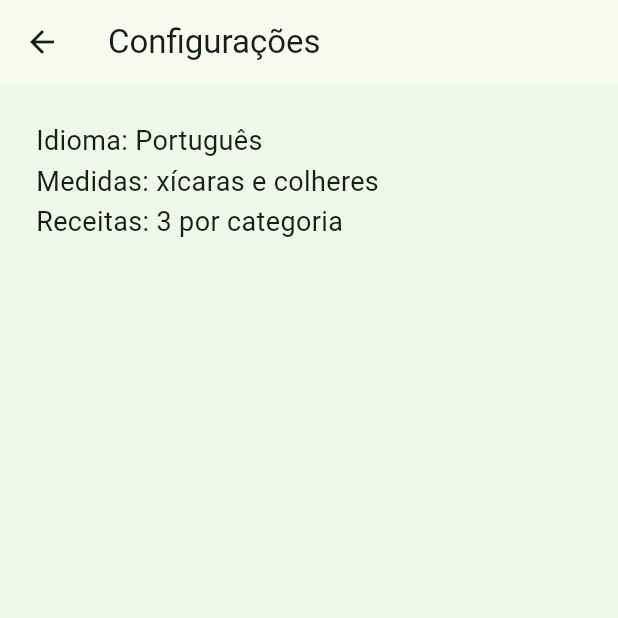
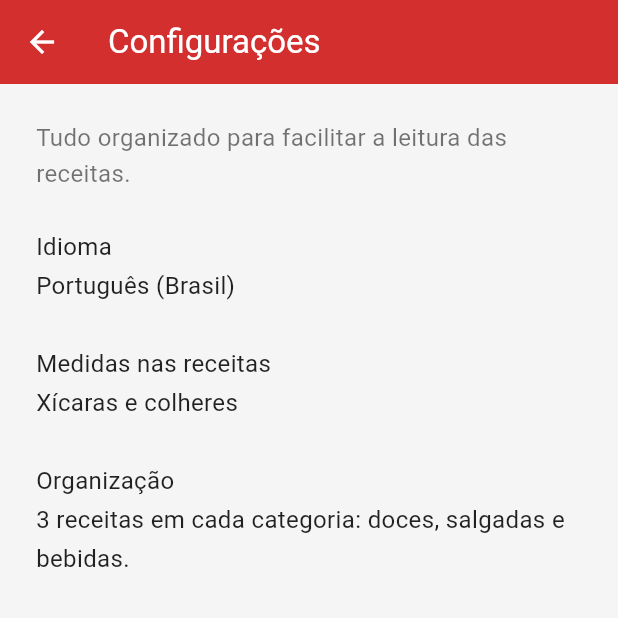
Before and after one commit to Marllonlp/navegacao-tela-flutter, a Flutter app: the screen it shows after launch, in the side drawer, after a tap on "Configurações", on a phone screen of 412 x 824 dp, the top half of it. Run offline on Flutter 3.47's test engine with Material 3 defaults, Android fonts, the phone set to English and light mode, and no system bars.

Commit message:
Simplifica interface e aplica tema vermelho

```diff
--- a/lib/main.dart
+++ b/lib/main.dart
@@ -1,7 +1,9 @@
 import 'package:flutter/material.dart';
 
 import 'receitas.dart';
+import 'tela_informacoes.dart';
 import 'tela_receita.dart';
+import 'tema.dart';
 
 void main() {
   runApp(const ReceitasFavoritasApp());
@@ -15,10 +17,7 @@ class ReceitasFavoritasApp extends StatelessWidget {
     return MaterialApp(
       title: 'Receitas Favoritas',
       debugShowCheckedModeBanner: false,
-      theme: ThemeData(
-        colorScheme: ColorScheme.fromSeed(seedColor: Colors.green),
-        scaffoldBackgroundColor: const Color(0xFFF1F8E9),
-      ),
+      theme: temaDoApp,
       home: const TelaPrincipal(),
     );
   }
@@ -33,83 +32,105 @@ class TelaPrincipal extends StatefulWidget {
 
 class _TelaPrincipalState extends State<TelaPrincipal> {
   int _abaSelecionada = 0;
-  final _icones = [Icons.cake, Icons.restaurant, Icons.local_cafe];
+  final _icones = [
+    Icons.icecream_outlined,
+    Icons.lunch_dining_outlined,
+    Icons.emoji_food_beverage_outlined,
+  ];
 
-  void _abrirInformacoes(String titulo, String texto) {
+  void _abrirInformacoes(String titulo, String descricao, String texto) {
     Navigator.pop(context); // Fecha o Drawer.
     Navigator.push(
       context,
       MaterialPageRoute(
-        builder: (context) => Scaffold(
-          appBar: AppBar(title: Text(titulo)),
-          body: Padding(
-            padding: const EdgeInsets.all(24),
-            child: Text(
-              texto,
-              style: const TextStyle(fontSize: 18, height: 1.5),
-            ),
-          ),
-        ),
+        builder: (context) =>
+            TelaInformacoes(titulo: titulo, descricao: descricao, texto: texto),
       ),
     );
   }
 
   @override
   Widget build(BuildContext context) {
+    final cores = Theme.of(context).colorScheme;
+
     return Scaffold(
       appBar: AppBar(title: const Text('Receitas Favoritas')),
       drawer: Drawer(
         child: ListView(
           padding: EdgeInsets.zero,
           children: [
-            const DrawerHeader(
-              decoration: BoxDecoration(color: Color(0xFFC8E6C9)),
+            Container(
+              color: cores.primaryContainer,
+              padding: const EdgeInsets.fromLTRB(24, 48, 24, 24),
               child: Text(
-                'Sabores do interior',
-                style: TextStyle(fontSize: 24),
+                'Receitas Favoritas',
+                style: TextStyle(
+                  fontSize: 22,
+                  fontWeight: FontWeight.bold,
+                  color: cores.primary,
+                ),
               ),
             ),
             ListTile(
-              leading: const Icon(Icons.settings),
+              leading: Icon(Icons.tune_outlined, color: cores.primary),
               title: const Text('Configurações'),
               onTap: () => _abrirInformacoes(
                 'Configurações',
-                'Idioma: Português\n'
-                    'Medidas: xícaras e colheres\n'
-                    'Receitas: 3 por categoria',
+                'Tudo organizado para facilitar a leitura das receitas.',
+                'Idioma\nPortuguês (Brasil)\n\n'
+                    'Medidas nas receitas\nXícaras e colheres\n\n'
+                    'Organização\n3 receitas em cada categoria: '
+                    'doces, salgadas e bebidas.',
               ),
             ),
             ListTile(
-              leading: const Icon(Icons.info_outline),
+              leading: Icon(Icons.info_outline_rounded, color: cores.primary),
               title: const Text('Sobre'),
               onTap: () => _abrirInformacoes(
                 'Sobre',
-                'Sabores do interior\n\n'
-                    'Um caderno de receitas inspirado na comida caseira: '
-                    'doces de panela, lanches simples e bebidas para acompanhar.\n\n'
-                    'Atividade de navegação em Flutter.',
+                'Receitas simples, com aquele gostinho de casa.',
+                'Receitas Favoritas é um pequeno caderno de comida caseira. '
+                    'Aqui você encontra doces, salgados e bebidas, com os '
+                    'ingredientes e o preparo explicados passo a passo.\n\n'
+                    'Este aplicativo foi criado como atividade de estudo '
+                    'para praticar a navegação entre telas no Flutter.',
               ),
             ),
           ],
         ),
       ),
-      body: ListView(
+      body: Center(
+        child: ConstrainedBox(
+          constraints: const BoxConstraints(maxWidth: 640),
+          child: ListView(
             key: PageStorageKey(_abaSelecionada),
-        padding: const EdgeInsets.all(16),
+            padding: const EdgeInsets.all(20),
             children: [
               for (final receita in receitas[_abaSelecionada])
                 Card(
                   child: ListTile(
-                contentPadding: const EdgeInsets.all(12),
-                leading: CircleAvatar(
-                  backgroundColor: const Color(0xFFC8E6C9),
-                  child: Icon(
+                    contentPadding: const EdgeInsets.symmetric(
+                      horizontal: 16,
+                      vertical: 12,
+                    ),
+                    leading: Icon(
                       _icones[_abaSelecionada],
-                    color: Colors.green.shade800,
+                      color: cores.primary,
+                    ),
+                    title: Text(
+                      receita.titulo,
+                      style: const TextStyle(fontWeight: FontWeight.w600),
+                    ),
+                    subtitle: Padding(
+                      padding: const EdgeInsets.only(top: 6),
+                      child: Text(
+                        receita.descricao,
+                        style: TextStyle(
+                          color: cores.onSurfaceVariant,
+                          height: 1.4,
                         ),
                       ),
-                title: Text(receita.titulo),
-                subtitle: Text(receita.descricao),
+                    ),
                     onTap: () => Navigator.push(
                       context,
                       MaterialPageRoute(
@@ -120,9 +141,10 @@ class _TelaPrincipalState extends State<TelaPrincipal> {
                 ),
             ],
           ),
+        ),
+      ),
       bottomNavigationBar: BottomNavigationBar(
         currentIndex: _abaSelecionada,
-        selectedItemColor: Colors.green.shade800,
         onTap: (indice) => setState(() => _abaSelecionada = indice),
         items: [
           for (int i = 0; i < categorias.length; i++)
--- /dev/null
+++ b/lib/tela_informacoes.dart
@@ -0,0 +1,44 @@
+import 'package:flutter/material.dart';
+
+// Sobre e Configurações usam o mesmo layout, com textos diferentes.
+class TelaInformacoes extends StatelessWidget {
+  const TelaInformacoes({
+    super.key,
+    required this.titulo,
+    required this.descricao,
+    required this.texto,
+  });
+
+  final String titulo;
+  final String descricao;
+  final String texto;
+
+  @override
+  Widget build(BuildContext context) {
+    final cores = Theme.of(context).colorScheme;
+
+    return Scaffold(
+      appBar: AppBar(title: Text(titulo)),
+      body: Center(
+        child: ConstrainedBox(
+          constraints: const BoxConstraints(maxWidth: 640),
+          child: ListView(
+            padding: const EdgeInsets.all(24),
+            children: [
+              Text(
+                descricao,
+                style: TextStyle(
+                  fontSize: 16,
+                  height: 1.5,
+                  color: cores.onSurfaceVariant,
+                ),
+              ),
+              const SizedBox(height: 24),
+              Text(texto, style: const TextStyle(fontSize: 16, height: 1.6)),
+            ],
+          ),
+        ),
+      ),
+    );
+  }
+}
--- a/lib/tela_receita.dart
+++ b/lib/tela_receita.dart
@@ -9,6 +9,8 @@ class TelaReceita extends StatelessWidget {
 
   @override
   Widget build(BuildContext context) {
+    final cores = Theme.of(context).colorScheme;
+
     return Scaffold(
       appBar: AppBar(title: const Text('Detalhes da receita')),
       bottomNavigationBar: SafeArea(
@@ -20,37 +22,63 @@ class TelaReceita extends StatelessWidget {
           ),
         ),
       ),
-      body: SingleChildScrollView(
+      body: Align(
+        alignment: Alignment.topCenter,
+        child: ConstrainedBox(
+          constraints: const BoxConstraints(maxWidth: 640),
+          child: SingleChildScrollView(
             padding: const EdgeInsets.all(24),
             child: Column(
               crossAxisAlignment: CrossAxisAlignment.start,
               children: [
-            Text(receita.titulo, style: const TextStyle(fontSize: 26)),
-            const SizedBox(height: 12),
-            Text(receita.descricao),
+                Text(
+                  receita.titulo,
+                  style: TextStyle(
+                    fontSize: 24,
+                    fontWeight: FontWeight.bold,
+                    color: cores.primary,
+                  ),
+                ),
+                const SizedBox(height: 8),
+                Text(
+                  receita.descricao,
+                  style: TextStyle(
+                    fontSize: 16,
+                    height: 1.5,
+                    color: cores.onSurfaceVariant,
+                  ),
+                ),
                 const SizedBox(height: 24),
                 const Text(
                   'Ingredientes',
                   style: TextStyle(fontSize: 20, fontWeight: FontWeight.bold),
                 ),
-            const SizedBox(height: 8),
+                const SizedBox(height: 12),
                 for (final ingrediente in receita.ingredientes)
                   Padding(
                     padding: const EdgeInsets.only(bottom: 8),
-                child: Text('• $ingrediente'),
+                    child: Text(
+                      '• $ingrediente',
+                      style: const TextStyle(fontSize: 16, height: 1.5),
+                    ),
                   ),
                 const SizedBox(height: 24),
                 const Text(
                   'Modo de preparo',
                   style: TextStyle(fontSize: 20, fontWeight: FontWeight.bold),
                 ),
-            const SizedBox(height: 8),
+                const SizedBox(height: 12),
                 for (int i = 0; i < receita.preparo.length; i++)
                   Padding(
                     padding: const EdgeInsets.only(bottom: 12),
-                child: Text('${i + 1}. ${receita.preparo[i]}'),
+                    child: Text(
+                      '${i + 1}. ${receita.preparo[i]}',
+                      style: const TextStyle(fontSize: 16, height: 1.5),
+                    ),
                   ),
               ],
+            ),
+          ),
         ),
       ),
     );
--- /dev/null
+++ b/lib/tema.dart
@@ -0,0 +1,49 @@
+import 'package:flutter/material.dart';
+
+// O tema reúne as cores e os estilos usados em todas as telas.
+final temaDoApp = ThemeData(
+  useMaterial3: true,
+  colorScheme: ColorScheme.fromSeed(seedColor: Colors.red).copyWith(
+    primary: Colors.red.shade700,
+    onPrimary: Colors.white,
+    primaryContainer: Colors.red.shade50,
+    onPrimaryContainer: Colors.red.shade900,
+    surface: Colors.white,
+    onSurface: Colors.black87,
+    onSurfaceVariant: Colors.black54,
+    outlineVariant: Colors.grey.shade300,
+  ),
+  scaffoldBackgroundColor: const Color(0xFFF5F5F5),
+  appBarTheme: const AppBarTheme(
+    backgroundColor: Color(0xFFD32F2F),
+    foregroundColor: Colors.white,
+    elevation: 0,
+    scrolledUnderElevation: 0,
+    centerTitle: false,
+  ),
+  drawerTheme: const DrawerThemeData(backgroundColor: Colors.white),
+  cardTheme: CardThemeData(
+    color: Colors.white,
+    elevation: 0,
+    margin: const EdgeInsets.only(bottom: 12),
+    clipBehavior: Clip.antiAlias,
+    shape: RoundedRectangleBorder(borderRadius: BorderRadius.circular(10)),
+  ),
+  bottomNavigationBarTheme: const BottomNavigationBarThemeData(
+    backgroundColor: Colors.white,
+    selectedItemColor: Color(0xFFD32F2F),
+    unselectedItemColor: Colors.grey,
+    selectedLabelStyle: TextStyle(fontWeight: FontWeight.w600),
+    type: BottomNavigationBarType.fixed,
+    elevation: 0,
+  ),
+  elevatedButtonTheme: ElevatedButtonThemeData(
+    style: ElevatedButton.styleFrom(
+      backgroundColor: const Color(0xFFD32F2F),
+      foregroundColor: Colors.white,
+      elevation: 0,
+      minimumSize: const Size.fromHeight(48),
+      shape: RoundedRectangleBorder(borderRadius: BorderRadius.circular(10)),
+    ),
+  ),
+);
```
Also changed, not shown: 3 other files. Lines whose indentation alone changed are shown as unchanged.
